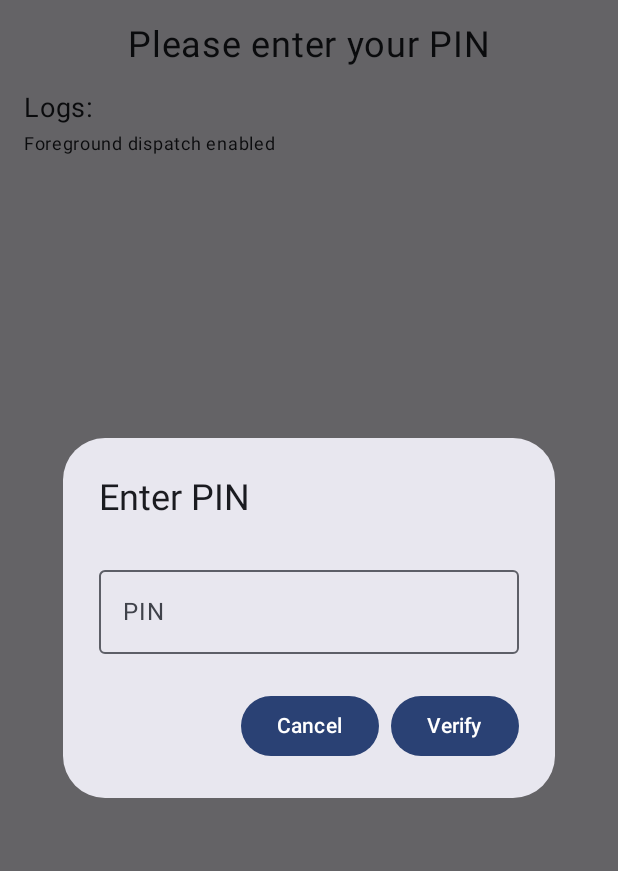
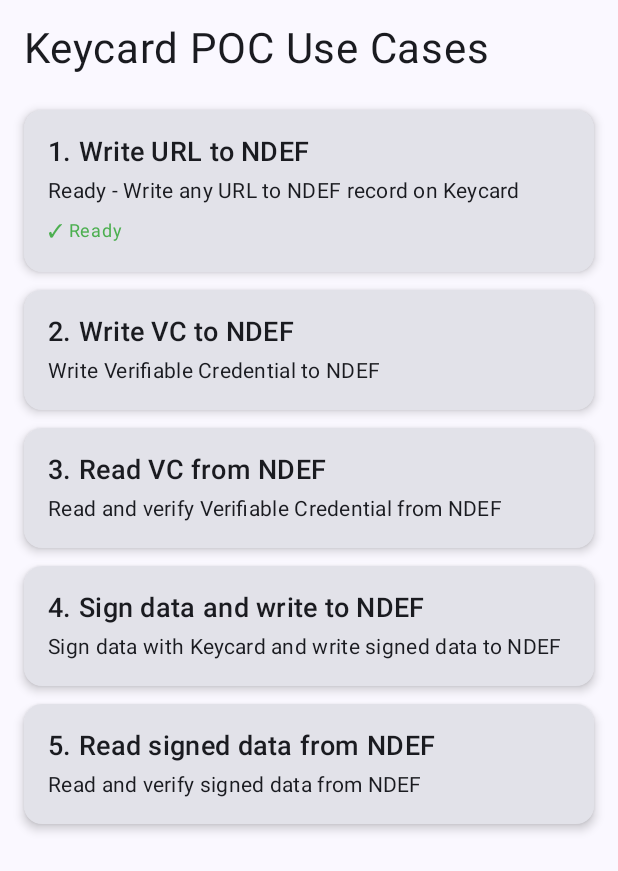
Before and after one commit to xAlisher/TC_explorations, an Android app built with Jetpack Compose: the screen it shows after launch (MainActivity), on a phone screen of 412 x 824 dp. Shown: the top 871 px of the screen. Run offline under Robolectric (Android 15) with nearby library versions, the phone set to English and light mode, and no system bars; 1 statement that could not run was skipped.

Commit message:
Restructure app as list of POC use cases - Add main screen with 5 use cases - Move URL writing to first use case - Remove Funding The Commons prefix, allow any URL - Add placeholder screens for future use cases - Update README with new structure

```diff
--- a/app/src/main/java/com/example/keycardapp/MainActivity.kt
+++ b/app/src/main/java/com/example/keycardapp/MainActivity.kt
@@ -14,14 +14,18 @@
 import android.util.Log
 import androidx.activity.ComponentActivity
 import androidx.activity.compose.setContent
+import androidx.compose.foundation.clickable
 import androidx.compose.foundation.layout.Box
 import androidx.compose.foundation.layout.Column
 import androidx.compose.foundation.layout.Spacer
 import androidx.compose.foundation.layout.height
 import androidx.compose.foundation.layout.fillMaxSize
+import androidx.compose.foundation.layout.fillMaxWidth
 import androidx.compose.foundation.layout.padding
 import androidx.compose.foundation.rememberScrollState
 import androidx.compose.foundation.verticalScroll
+import androidx.compose.material3.Card
+import androidx.compose.material3.CardDefaults
 import androidx.compose.material3.MaterialTheme
 import androidx.compose.material3.Surface
 import androidx.compose.material3.Text
@@ -32,6 +36,7 @@
 import androidx.compose.runtime.mutableStateOf
 import androidx.compose.ui.Alignment
 import androidx.compose.ui.Modifier
+import androidx.compose.ui.graphics.Color
 import androidx.compose.ui.text.input.PasswordVisualTransformation
 import androidx.compose.ui.unit.dp
 import androidx.compose.ui.unit.sp
@@ -49,6 +54,14 @@
 // CommandSet will be used to talk to the Keycard applet
 // import im.status.keycard.applet.CommandSet
 
+enum class UseCase {
+    WRITE_URL_TO_NDEF,
+    WRITE_VC_TO_NDEF,
+    READ_VC_FROM_NDEF,
+    SIGN_DATA_AND_WRITE_TO_NDEF,
+    READ_SIGNED_DATA_FROM_NDEF
+}
+
 class MainActivity : ComponentActivity() {
 
     // --- 2. DEFINE YOUR CARD'S SECRETS ---
@@ -57,14 +70,15 @@
 
     private var nfcAdapter: NfcAdapter? = null
     private lateinit var pendingIntent: PendingIntent
+    private val currentUseCase = mutableStateOf<UseCase?>(null)
     private val nfcStatus = mutableStateOf("Waiting for Keycard tap...")
     private val showPinDialog = mutableStateOf(false)
     private val pinInput = mutableStateOf("")
     private var lastTag: Tag? = null
 	private var pendingPin: String? = null
 
-    private val showProfileDialog = mutableStateOf(false)
-    private val profileIdInput = mutableStateOf("")
+    private val showUrlDialog = mutableStateOf(false)
+    private val urlInput = mutableStateOf("")
     private var pendingUrl: String? = null
     private var pendingNdefMessage: NdefMessage? = null
     private val writtenHex = mutableStateOf<String?>(null)
@@ -106,15 +120,50 @@
 		setContent {
             KeycardappTheme {
                 Surface(modifier = Modifier.fillMaxSize(), color = MaterialTheme.colorScheme.background) {
-                    Column(modifier = Modifier
-                        .fillMaxSize()
-                        .padding(16.dp)
-                        .verticalScroll(rememberScrollState())
-                    ) {
-                        StatusText(status = nfcStatus.value)
-                        Spacer(modifier = Modifier.height(16.dp))
-                        LogsList(logs = uiLogs.value, writtenHex = writtenHex.value)
+                    when (val useCase = currentUseCase.value) {
+                        null -> UseCaseListScreen(
+                            onUseCaseSelected = { selectedUseCase ->
+                                currentUseCase.value = selectedUseCase
+                                when (selectedUseCase) {
+                                    UseCase.WRITE_URL_TO_NDEF -> {
+                                        nfcStatus.value = "Please enter your PIN"
+                                        showPinDialog.value = true
+                                    }
+                                    UseCase.WRITE_VC_TO_NDEF,
+                                    UseCase.READ_VC_FROM_NDEF,
+                                    UseCase.SIGN_DATA_AND_WRITE_TO_NDEF,
+                                    UseCase.READ_SIGNED_DATA_FROM_NDEF -> {
+                                        nfcStatus.value = "Coming soon..."
+                                    }
+                                }
+                            }
+                        )
+                        UseCase.WRITE_URL_TO_NDEF -> WriteUrlToNdefScreen(
+                            nfcStatus = nfcStatus.value,
+                            logs = uiLogs.value,
+                            writtenHex = writtenHex.value,
+                            onBack = {
+                                currentUseCase.value = null
+                                nfcStatus.value = "Waiting for Keycard tap..."
+                                uiLogs.value = listOf()
+                                writtenHex.value = null
+                                lastVerifiedPin = null
+                            }
+                        )
+                        else -> {
+                            Column(modifier = Modifier
+                                .fillMaxSize()
+                                .padding(16.dp)
+                            ) {
+                                Text("Coming soon: ${useCase.name}", fontSize = 24.sp)
+                                Spacer(modifier = Modifier.height(16.dp))
+                                Button(onClick = { currentUseCase.value = null }) {
+                                    Text("Back")
+                                }
+                            }
+                        }
                     }
+
 					if (showPinDialog.value) {
                         PinDialog(
                             pin = pinInput.value,
@@ -126,20 +175,23 @@
 								nfcStatus.value = "Now tap your Keycard to verify PIN"
                                 enableReaderMode("verify PIN")
                             },
-                            onDismiss = { showPinDialog.value = false }
+                            onDismiss = {
+                                showPinDialog.value = false
+                                if (currentUseCase.value == UseCase.WRITE_URL_TO_NDEF) {
+                                    currentUseCase.value = null
+                                }
+                            }
                         )
                     }
 
-                    if (showProfileDialog.value) {
-                        ProfileIdDialog(
-                            profileId = profileIdInput.value,
-                            onProfileIdChange = { profileIdInput.value = it },
+                    if (showUrlDialog.value) {
+                        UrlDialog(
+                            url = urlInput.value,
+                            onUrlChange = { urlInput.value = it },
                             onConfirm = {
-                                val id = profileIdInput.value.trim()
-                                if (id.isNotEmpty()) {
-                                    showProfileDialog.value = false
-                                    val base = "https://platform.fundingthecommons.io/profiles"
-                                    val url = if (base.endsWith("/")) base + id else "$base/$id"
+                                val url = urlInput.value.trim()
+                                if (url.isNotEmpty()) {
+                                    showUrlDialog.value = false
                                     pendingUrl = url
                                     pendingNdefMessage = buildUriNdef(url)
                                     writtenHex.value = null
@@ -148,16 +200,12 @@
                                     enableReaderMode("write NDEF")
                                 }
                             },
-                            onDismiss = { showProfileDialog.value = false }
+                            onDismiss = { showUrlDialog.value = false }
                         )
                     }
                 }
             }
         }
-
-		// Start by asking for PIN first
-		nfcStatus.value = "Please enter your PIN"
-		showPinDialog.value = true
     }
 
     override fun onResume() {
@@ -224,9 +272,9 @@
                     withContext(Dispatchers.Main) {
                         logUi("verifyPinWithKeycard result: $success")
                         if (success) {
-                            nfcStatus.value = "✅ PIN verified. Enter Funding The Commons profile ID."
+                            nfcStatus.value = "✅ PIN verified. Enter URL to write to NDEF."
                             lastVerifiedPin = pinToVerify
-                            showProfileDialog.value = true
+                            showUrlDialog.value = true
                         } else {
                             nfcStatus.value = "❌ Wrong PIN"
                         }
@@ -287,9 +335,134 @@
 }
 
 @Composable
+fun UseCaseListScreen(onUseCaseSelected: (UseCase) -> Unit) {
+    Column(
+        modifier = Modifier
+            .fillMaxSize()
+            .padding(16.dp)
+            .verticalScroll(rememberScrollState())
+    ) {
+        Text(
+            text = "Keycard POC Use Cases",
+            fontSize = 28.sp,
+            modifier = Modifier.padding(bottom = 24.dp)
+        )
+
+        UseCaseCard(
+            title = "1. Write URL to NDEF",
+            description = "Ready - Write any URL to NDEF record on Keycard",
+            onClick = { onUseCaseSelected(UseCase.WRITE_URL_TO_NDEF) },
+            isReady = true
+        )
+
+        Spacer(modifier = Modifier.height(12.dp))
+
+        UseCaseCard(
+            title = "2. Write VC to NDEF",
+            description = "Write Verifiable Credential to NDEF",
+            onClick = { onUseCaseSelected(UseCase.WRITE_VC_TO_NDEF) },
+            isReady = false
+        )
+
+        Spacer(modifier = Modifier.height(12.dp))
+
+        UseCaseCard(
+            title = "3. Read VC from NDEF",
+            description = "Read and verify Verifiable Credential from NDEF",
+            onClick = { onUseCaseSelected(UseCase.READ_VC_FROM_NDEF) },
+            isReady = false
+        )
+
+        Spacer(modifier = Modifier.height(12.dp))
+
+        UseCaseCard(
+            title = "4. Sign data and write to NDEF",
+            description = "Sign data with Keycard and write signed data to NDEF",
+            onClick = { onUseCaseSelected(UseCase.SIGN_DATA_AND_WRITE_TO_NDEF) },
+            isReady = false
+        )
+
+        Spacer(modifier = Modifier.height(12.dp))
+
+        UseCaseCard(
+            title = "5. Read signed data from NDEF",
+            description = "Read and verify signed data from NDEF",
+            onClick = { onUseCaseSelected(UseCase.READ_SIGNED_DATA_FROM_NDEF) },
+            isReady = false
+        )
+    }
+}
+
+@Composable
+fun UseCaseCard(
+    title: String,
+    description: String,
+    onClick: () -> Unit,
+    isReady: Boolean
+) {
+    Card(
+        modifier = Modifier
+            .fillMaxWidth()
+            .clickable(onClick = onClick),
+        elevation = CardDefaults.cardElevation(defaultElevation = 4.dp)
+    ) {
+        Column(
+            modifier = Modifier.padding(16.dp)
+        ) {
+            Text(
+                text = title,
+                fontSize = 18.sp,
+                style = MaterialTheme.typography.titleMedium
+            )
+            Spacer(modifier = Modifier.height(4.dp))
+            Text(
+                text = description,
+                fontSize = 14.sp,
+                style = MaterialTheme.typography.bodyMedium
+            )
+            if (isReady) {
+                Spacer(modifier = Modifier.height(4.dp))
+                Text(
+                    text = "✓ Ready",
+                    fontSize = 12.sp,
+                    color = Color(0xFF4CAF50)
+                )
+            }
+        }
+    }
+}
+
+@Composable
+fun WriteUrlToNdefScreen(
+    nfcStatus: String,
+    logs: List<String>,
+    writtenHex: String?,
+    onBack: () -> Unit
+) {
+    Column(
+        modifier = Modifier
+            .fillMaxSize()
+            .padding(16.dp)
+            .verticalScroll(rememberScrollState())
+    ) {
+        Button(onClick = onBack) {
+            Text("← Back to Use Cases")
+        }
+
+        Spacer(modifier = Modifier.height(16.dp))
+
+        StatusText(status = nfcStatus)
+
+        Spacer(modifier = Modifier.height(16.dp))
+
+        LogsList(logs = logs, writtenHex = writtenHex)
+    }
+}
+
+@Composable
 fun StatusText(status: String, modifier: Modifier = Modifier) {
     Box(
-        modifier = modifier.fillMaxSize(),
+        modifier = modifier.fillMaxWidth(),
         contentAlignment = Alignment.Center
     ) {
         Text(
@@ -344,26 +517,26 @@
 }
 
 @Composable
-fun ProfileIdDialog(
-    profileId: String,
-    onProfileIdChange: (String) -> Unit,
+fun UrlDialog(
+    url: String,
+    onUrlChange: (String) -> Unit,
     onConfirm: () -> Unit,
     onDismiss: () -> Unit
 ) {
     AlertDialog(
         onDismissRequest = onDismiss,
-        title = { Text(text = "Funding The Commons ID") },
+        title = { Text(text = "Enter URL") },
         text = {
             OutlinedTextField(
-                value = profileId,
-                onValueChange = onProfileIdChange,
-                label = { Text("Profile ID (e.g. cmesaj...j14)") },
+                value = url,
+                onValueChange = onUrlChange,
+                label = { Text("URL (e.g. https://example.com)") },
                 singleLine = true,
                 modifier = Modifier.padding(top = 8.dp)
             )
         },
         confirmButton = {
-            Button(onClick = onConfirm) { Text("Save") }
+            Button(onClick = onConfirm) { Text("Write") }
         },
         dismissButton = {
             Button(onClick = onDismiss) { Text("Cancel") }
```
Also changed, not shown: 1 other file.
